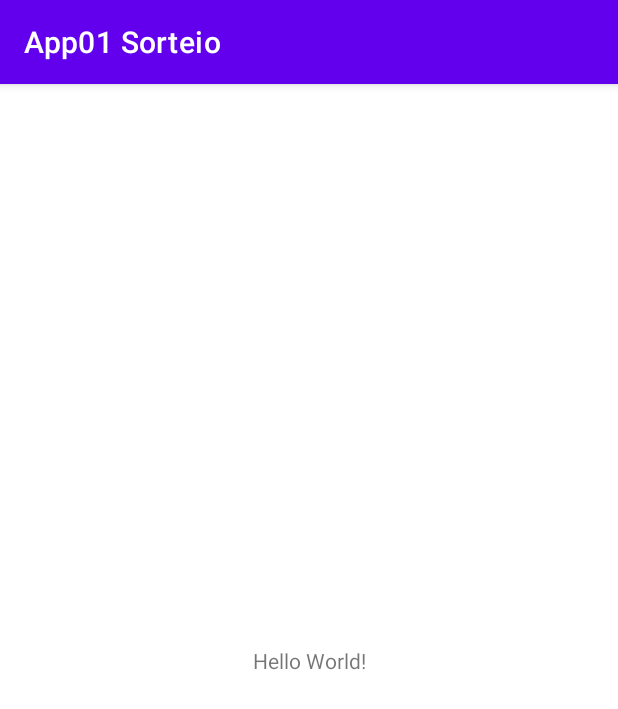
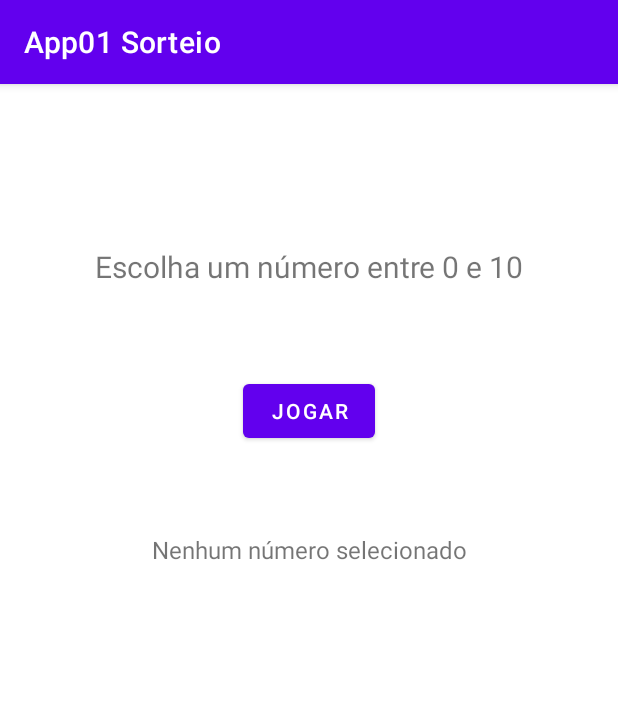
Before and after one commit to matheusalejandro/app01-sorteio, an Android app: the screen it shows after launch (MainActivity), on a phone screen of 412 x 824 dp. Shown: the top 709 px of the screen. Run offline under Robolectric (Android 15) with nearby library versions, the phone set to English and light mode, and no system bars.

Commit message:
App sorteio basico

```diff
--- a/app/build.gradle
+++ b/app/build.gradle
@@ -3,13 +3,13 @@ plugins {
 }
 
 android {
-    compileSdkVersion 30
+    compileSdkVersion 31
     buildToolsVersion "30.0.2"
 
     defaultConfig {
         applicationId "com.malejandro.app01sorteio"
         minSdkVersion 24
-        targetSdkVersion 30
+        targetSdkVersion 31
         versionCode 1
         versionName "1.0"
 
--- a/app/src/main/AndroidManifest.xml
+++ b/app/src/main/AndroidManifest.xml
@@ -9,7 +9,9 @@
         android:roundIcon="@mipmap/ic_launcher_round"
         android:supportsRtl="true"
         android:theme="@style/Theme.App01Sorteio">
-        <activity android:name=".MainActivity">
+        <activity
+            android:name=".MainActivity"
+            android:exported="true">
             <intent-filter>
                 <action android:name="android.intent.action.MAIN" />
 
--- a/app/src/main/java/com/malejandro/app01sorteio/MainActivity.java
+++ b/app/src/main/java/com/malejandro/app01sorteio/MainActivity.java
@@ -3,12 +3,28 @@ package com.malejandro.app01sorteio;
 import androidx.appcompat.app.AppCompatActivity;
 
 import android.os.Bundle;
+import android.view.View;
+import android.widget.TextView;
+
+import java.util.Random;
 
 public class MainActivity extends AppCompatActivity {
+    //declarar todos os campos alteraveis antes
+    private TextView textoDoResultado;
 
     @Override
     protected void onCreate(Bundle savedInstanceState) {
         super.onCreate(savedInstanceState);
         setContentView(R.layout.activity_main);
+        //apontar para os campos
+        textoDoResultado = findViewById(R.id.textResultado);
     }
+
+    //fazer os processamentos abaixo
+    public void cliqueButtonRealizarSorteio(View view) {
+        int numeroSorteado = new Random().nextInt(11);
+
+        textoDoResultado.setText("O número selecionado: " + numeroSorteado);
+    }
+
 }
--- a/app/src/main/res/layout/activity_main.xml
+++ b/app/src/main/res/layout/activity_main.xml
@@ -7,12 +7,38 @@
     tools:context=".MainActivity">
 
     <TextView
+        android:id="@+id/textTitulo"
         android:layout_width="wrap_content"
         android:layout_height="wrap_content"
-        android:text="Hello World!"
-        app:layout_constraintBottom_toBottomOf="parent"
-        app:layout_constraintLeft_toLeftOf="parent"
-        app:layout_constraintRight_toRightOf="parent"
+        android:layout_marginTop="108dp"
+        android:layout_marginBottom="107dp"
+        android:text="Escolha um número entre 0 e 10"
+        android:textSize="20sp"
+        app:layout_constraintBottom_toBottomOf="@+id/btnJogar"
+        app:layout_constraintEnd_toEndOf="parent"
+        app:layout_constraintStart_toStartOf="parent"
+        app:layout_constraintTop_toTopOf="parent" />
+
+    <Button
+        android:id="@+id/btnJogar"
+        android:layout_width="wrap_content"
+        android:layout_height="wrap_content"
+        android:layout_marginBottom="57dp"
+        android:onClick="cliqueButtonRealizarSorteio"
+        android:text="JOGAR"
+        app:layout_constraintBottom_toTopOf="@+id/textResultado"
+        app:layout_constraintEnd_toEndOf="parent"
+        app:layout_constraintStart_toStartOf="parent" />
+
+    <TextView
+        android:id="@+id/textResultado"
+        android:layout_width="wrap_content"
+        android:layout_height="wrap_content"
+        android:layout_marginTop="299dp"
+        android:text="Nenhum número selecionado"
+        android:textSize="16sp"
+        app:layout_constraintEnd_toEndOf="parent"
+        app:layout_constraintStart_toStartOf="parent"
         app:layout_constraintTop_toTopOf="parent" />
 
 </androidx.constraintlayout.widget.ConstraintLayout>
```
